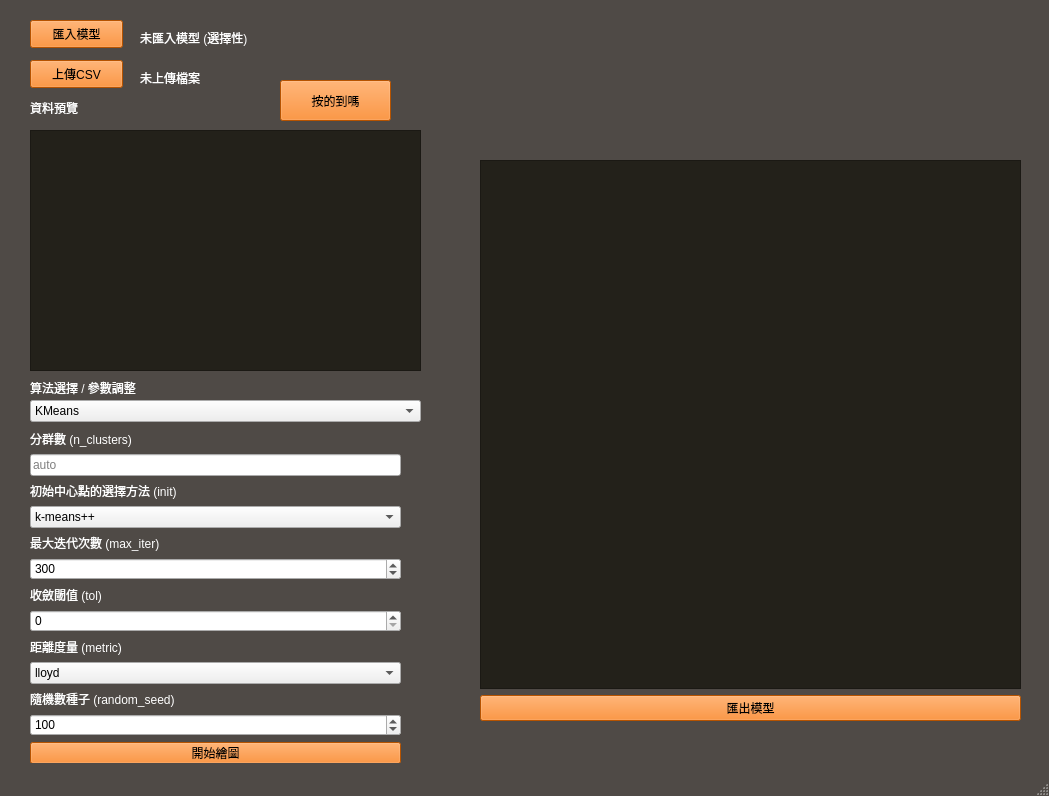
Above: QT/testMVC.ui from lisheng-yao/spyder_workspace_W before the change. Below: the same form after it.
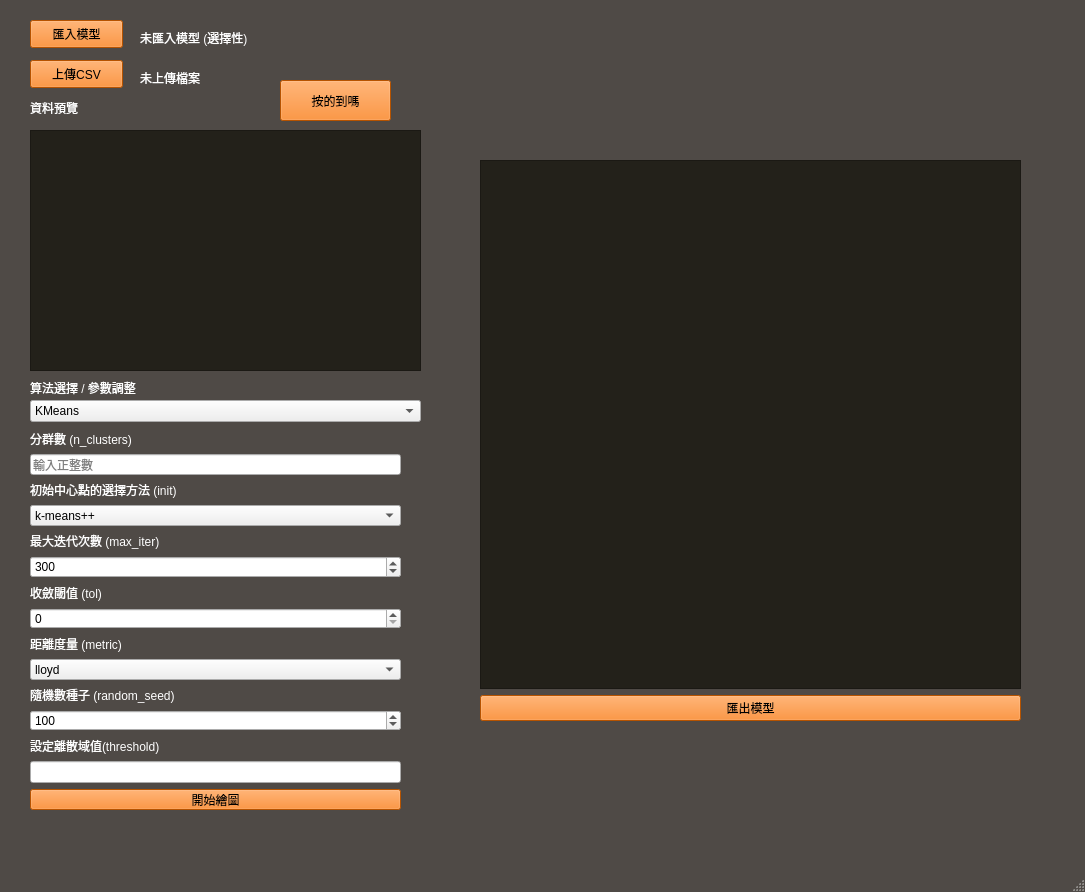
That is the form after the change.

```diff
--- a/QT/testMVC.ui
+++ b/QT/testMVC.ui
@@ -6,8 +6,8 @@
    <rect>
     <x>0</x>
     <y>0</y>
-    <width>1049</width>
-    <height>796</height>
+    <width>1085</width>
+    <height>892</height>
    </rect>
   </property>
   <property name="windowTitle">
@@ -234,7 +234,7 @@
       <x>10</x>
       <y>370</y>
       <width>441</width>
-      <height>421</height>
+      <height>481</height>
      </rect>
     </property>
     <property name="sizePolicy">
@@ -271,7 +271,7 @@
         <x>20</x>
         <y>60</y>
         <width>371</width>
-        <height>333</height>
+        <height>381</height>
        </rect>
       </property>
       <layout class="QVBoxLayout" name="verticalLayout">
@@ -291,7 +291,7 @@
        <item>
         <widget class="QLineEdit" name="lineEdit_n_clusters">
          <property name="placeholderText">
-          <string>auto</string>
+          <string>輸入正整數</string>
          </property>
         </widget>
        </item>
@@ -449,6 +449,23 @@
          </property>
         </widget>
        </item>
+       <item>
+        <widget class="QLabel" name="label_threshold">
+         <property name="toolTip">
+          <string>設定閾值距離，超過閾值的點視為離群值</string>
+         </property>
+         <property name="text">
+          <string>設定離散域值(threshold)</string>
+         </property>
+        </widget>
+       </item>
+       <item>
+        <widget class="QLineEdit" name="lineEdit_threshold">
+         <property name="toolTip">
+          <string>設定閾值距離，超過閾值的點視為離群值</string>
+         </property>
+        </widget>
+       </item>
        <item>
         <widget class="QPushButton" name="pushButton_plot">
          <property name="text">
```
